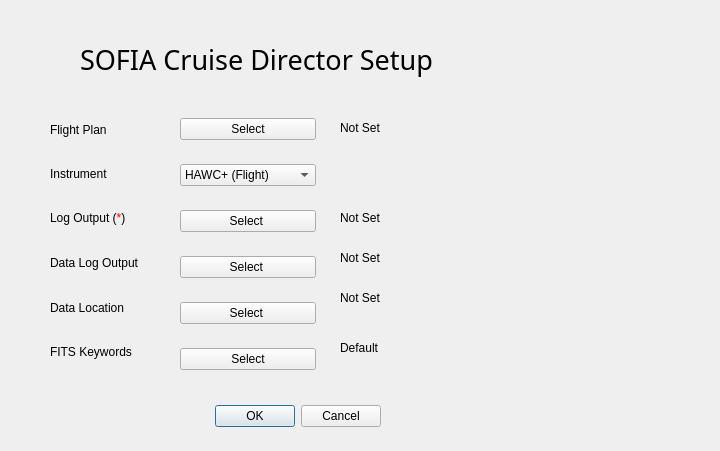
Above: SOFIACruiseTools/Director/directorStartupDialog.ui from astrobokonon/SOFIACruiseTools before the change. Below: the same form after it.
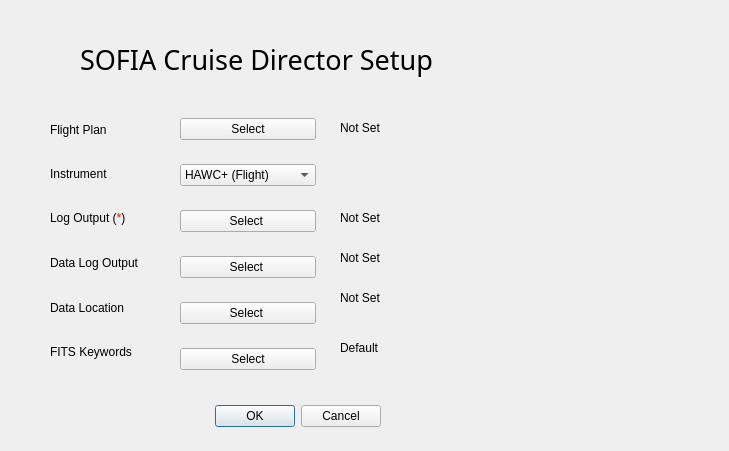
That is the form after the change.

Patch:
```diff
--- a/SOFIACruiseTools/Director/directorStartupDialog.ui
+++ b/SOFIACruiseTools/Director/directorStartupDialog.ui
@@ -6,7 +6,7 @@
    <rect>
     <x>0</x>
     <y>0</y>
-    <width>720</width>
+    <width>729</width>
     <height>451</height>
    </rect>
   </property>
```
